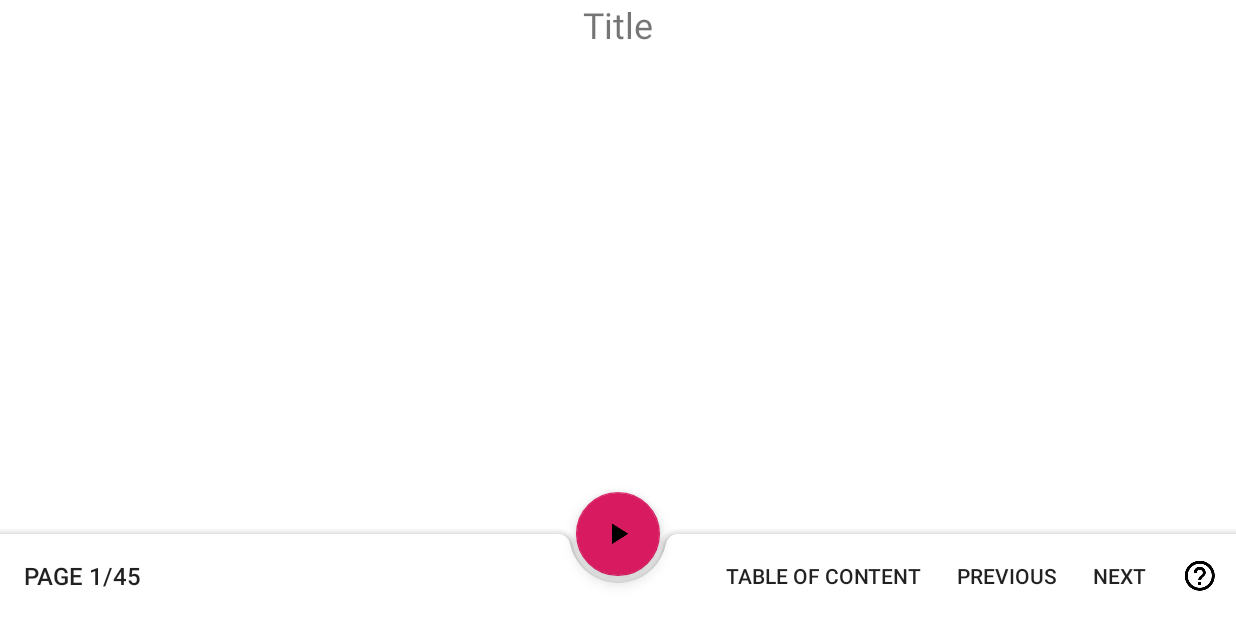
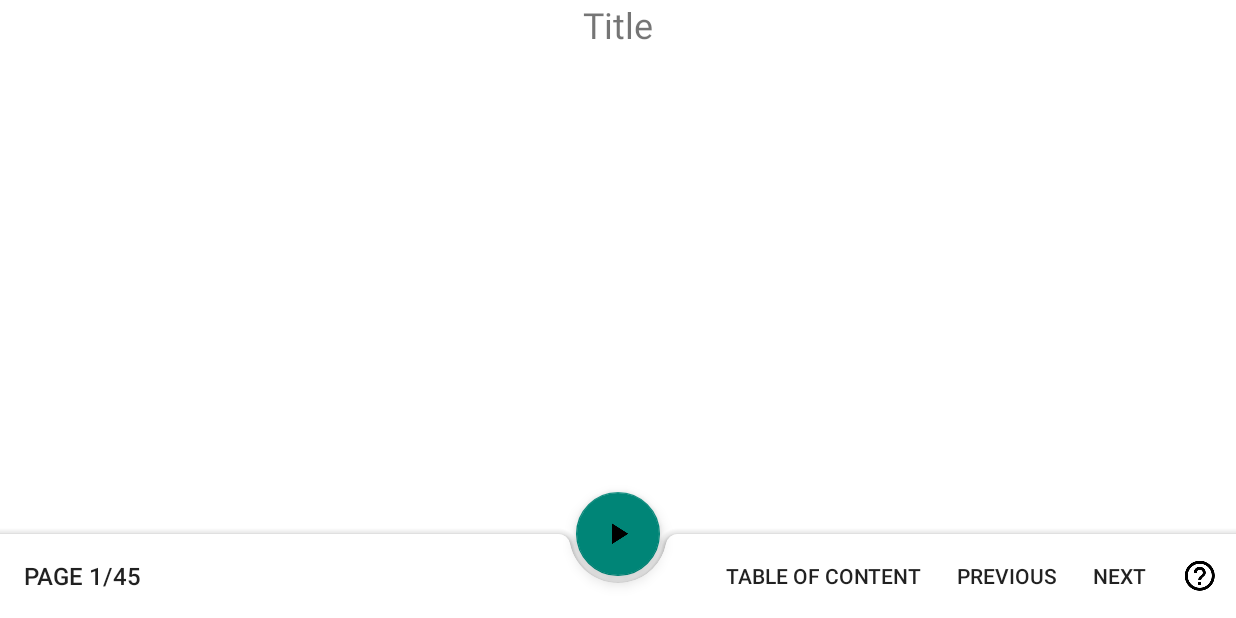
Before and after one commit to timwangdev/AluluThesis, an Android app: the screen it shows after launch (MainActivity), after a tap on "Help", on a phone screen of 824 x 412 dp (held sideways). Run offline under Robolectric (Android 15) with nearby library versions, the phone set to English and light mode, and no system bars; 1 statement that could not run was skipped; 3 other taps on this screen came first.

Commit message:
Use SubsamplingScaleImageView.

```diff
--- a/app/build.gradle
+++ b/app/build.gradle
@@ -29,7 +29,7 @@ dependencies {
     implementation 'com.google.android.material:material:1.1.0'
     implementation 'androidx.constraintlayout:constraintlayout:1.1.3'
     implementation 'androidx.lifecycle:lifecycle-extensions:2.2.0'
-    implementation 'com.github.MikeOrtiz:TouchImageView:2.3.3'
+    implementation 'com.davemorrissey.labs:subsampling-scale-image-view:3.10.0'
     testImplementation 'junit:junit:4.12'
     androidTestImplementation 'androidx.test.ext:junit:1.1.1'
     androidTestImplementation 'androidx.test.espresso:espresso-core:3.2.0'
--- a/app/src/main/java/dev/timwang/alulu/thesis/MainActivity.java
+++ b/app/src/main/java/dev/timwang/alulu/thesis/MainActivity.java
@@ -48,6 +48,9 @@ public class MainActivity extends AppCompatActivity {
             @Override
             public void onPageSelected(int position) {
                 appBarTitle.setText(mainPagerAdapter.getPageTitle(position));
+                if (position == 6) {
+                    voiceController.beginContent();
+                }
             }
 
             @Override
@@ -60,15 +63,16 @@ public class MainActivity extends AppCompatActivity {
         voiceController.setVoiceStatusChangeListener(new VoiceController.StatusChangeListener() {
             @Override
             public void onUpdated(int status) {
-                if (status == VoiceController.SPEECH_LISTENING) {
-                    fab.setImageResource(R.drawable.ic_play_arrow_black_24dp);
-                } else if (status == VoiceController.VOICE_PLAYING) {
+                if (status == VoiceController.VOICE_PLAYING) {
                     fab.setImageResource(R.drawable.ic_stop_black_24dp);
                     fab.setBackgroundTintList(ColorStateList.valueOf(
-                            getResources().getColor(R.color.colorAccent, getTheme())
+                            getResources().getColor(R.color.colorAccent)
                     ));
                 } else {
                     fab.setImageResource(R.drawable.ic_play_arrow_black_24dp);
+                    fab.setBackgroundTintList(ColorStateList.valueOf(
+                            getResources().getColor(R.color.colorPrimary)
+                    ));
                 }
             }
         });
--- a/app/src/main/java/dev/timwang/alulu/thesis/MainPagerAdapter.java
+++ b/app/src/main/java/dev/timwang/alulu/thesis/MainPagerAdapter.java
@@ -8,6 +8,9 @@ import androidx.fragment.app.FragmentManager;
 import androidx.fragment.app.FragmentStatePagerAdapter;
 
 import dev.timwang.alulu.thesis.ui.ExampleFragment;
+import dev.timwang.alulu.thesis.ui.FullPageScrollFragment;
+import dev.timwang.alulu.thesis.ui.InfoFragment;
+import dev.timwang.alulu.thesis.ui.PageFragment;
 
 public class MainPagerAdapter extends FragmentStatePagerAdapter {
     public MainPagerAdapter(FragmentManager fm) {
@@ -18,14 +21,16 @@ public class MainPagerAdapter extends FragmentStatePagerAdapter {
     @Override
     public Fragment getItem(int i) {
         Log.w("view-pager", String.valueOf(i));
-        switch (i) {
-//            case 6:
-//            case 7:
-//            case 8:
-//                return new FullPageScrollFragment(i);
-            default:
-                return new ExampleFragment(i);
+        if (i < 6 || i == 9) {
+            return new ExampleFragment(i);
         }
+        if (i < 9) {
+            return new FullPageScrollFragment(i);
+        }
+        if (i == 20) {
+            return new InfoFragment();
+        }
+        return new PageFragment(i);
     }
 
     @Override
--- a/app/src/main/java/dev/timwang/alulu/thesis/VoiceController.java
+++ b/app/src/main/java/dev/timwang/alulu/thesis/VoiceController.java
@@ -45,6 +45,7 @@ class VoiceController {
             @Override
             public void onPrepared(MediaPlayer mp) {
                 setVoiceStatus(VOICE_PLAYING);
+                mp.setPlaybackParams(mp.getPlaybackParams().setSpeed(0.9f));
                 mp.start();
             }
         });
--- a/app/src/main/java/dev/timwang/alulu/thesis/ui/InfoFragment.java
+++ b/app/src/main/java/dev/timwang/alulu/thesis/ui/InfoFragment.java
@@ -6,6 +6,7 @@ import android.view.View;
 import android.view.ViewGroup;
 
 import androidx.annotation.NonNull;
+import androidx.annotation.Nullable;
 import androidx.fragment.app.Fragment;
 
 import dev.timwang.alulu.thesis.R;
@@ -16,4 +17,9 @@ public class InfoFragment extends Fragment {
                              ViewGroup container, Bundle savedInstanceState) {
         return inflater.inflate(R.layout.fragment_info, container, false);
     }
+
+    @Override
+    public void onViewCreated(@NonNull View view, @Nullable Bundle savedInstanceState) {
+        super.onViewCreated(view, savedInstanceState);
+    }
 }
--- a/app/src/main/java/dev/timwang/alulu/thesis/ui/PageFragment.java
+++ b/app/src/main/java/dev/timwang/alulu/thesis/ui/PageFragment.java
@@ -9,6 +9,9 @@ import android.view.ViewGroup;
 import androidx.annotation.NonNull;
 import androidx.annotation.Nullable;
 import androidx.fragment.app.Fragment;
+
+import com.davemorrissey.labs.subscaleview.ImageSource;
+import com.davemorrissey.labs.subscaleview.SubsamplingScaleImageView;
 
 import dev.timwang.alulu.thesis.R;
 
@@ -30,5 +33,7 @@ public class PageFragment extends Fragment {
     @Override
     public void onViewCreated(@NonNull View view, @Nullable Bundle savedInstanceState) {
         super.onViewCreated(view, savedInstanceState);
+        SubsamplingScaleImageView imageView = view.findViewById(R.id.page_image);
+        imageView.setImage(ImageSource.resource(R.drawable.placeholder));
     }
 }
--- a/app/src/main/res/layout/fragment_fullpage_scroll.xml
+++ b/app/src/main/res/layout/fragment_fullpage_scroll.xml
@@ -5,7 +5,7 @@
     android:layout_height="match_parent"
     tools:context=".ui.FullPageScrollFragment">
 
-    <com.ortiz.touchview.TouchImageView
+    <com.davemorrissey.labs.subscaleview.SubsamplingScaleImageView
         android:id="@+id/fullpage_image"
         android:layout_width="match_parent"
         android:layout_height="wrap_content"
--- a/app/src/main/res/layout/fragment_info.xml
+++ b/app/src/main/res/layout/fragment_info.xml
@@ -6,6 +6,7 @@
     android:background="#CE93D8">
 
     <TextView
+        android:id="@+id/info_text"
         android:layout_width="match_parent"
         android:layout_height="wrap_content"
         android:layout_marginStart="8dp"
--- a/app/src/main/res/layout/fragment_partial_resize.xml
+++ b/app/src/main/res/layout/fragment_partial_resize.xml
@@ -5,7 +5,7 @@
     android:layout_height="match_parent"
     tools:context=".ui.PartialResizeFragment">
 
-    <com.ortiz.touchview.TouchImageView
+    <com.davemorrissey.labs.subscaleview.SubsamplingScaleImageView
         android:id="@+id/imageSingle"
         android:layout_width="match_parent"
         android:layout_height="wrap_content"
--- a/app/src/main/res/layout/fragment_partial_scroll_1.xml
+++ b/app/src/main/res/layout/fragment_partial_scroll_1.xml
@@ -9,7 +9,7 @@
         android:layout_width="match_parent"
         android:layout_height="match_parent">
 
-        <com.ortiz.touchview.TouchImageView
+        <com.davemorrissey.labs.subscaleview.SubsamplingScaleImageView
             android:id="@+id/imageSingle"
             android:layout_width="match_parent"
             android:layout_height="wrap_content" />
--- a/app/src/main/res/layout/fragment_partial_scroll_2.xml
+++ b/app/src/main/res/layout/fragment_partial_scroll_2.xml
@@ -9,7 +9,7 @@
         android:layout_width="match_parent"
         android:layout_height="match_parent">
 
-        <com.ortiz.touchview.TouchImageView
+        <com.davemorrissey.labs.subscaleview.SubsamplingScaleImageView
             android:id="@+id/imageSingle"
             android:layout_width="match_parent"
             android:layout_height="wrap_content" />
--- a/app/src/main/res/values/strings.xml
+++ b/app/src/main/res/values/strings.xml
@@ -28,7 +28,4 @@
 
     <string name="medium_font">sans-serif-medium</string>
 
-    <!-- TODO: Remove or change this placeholder text -->
-    <string name="hello_blank_fragment">Hello blank fragment</string>
-
 </resources>
```
Also changed, not shown: app/src/main/java/dev/timwang/alulu/thesis/ui/FullPageScrollFragment.java (+7 -9 lines), app/src/main/res/layout/fragment_page.xml (+5 -4 lines), app/src/main/res/drawable-hdpi/placeholder.png (added).
